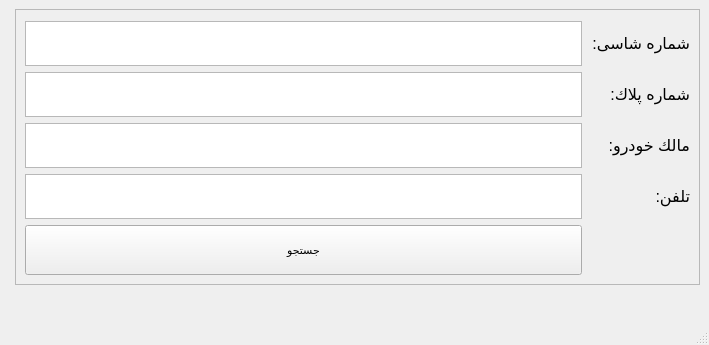
This is Recovery.ui in MahsimaEbrahimi/carProj as Qt 5 draws it before an edit. The edited form follows.
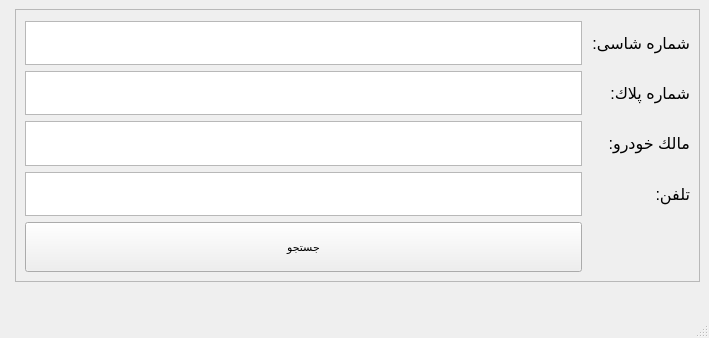
This is the edited form.

Commit message: hi again

What changed in the file:
```diff
--- a/Recovery.ui
+++ b/Recovery.ui
@@ -7,7 +7,7 @@
     <x>0</x>
     <y>0</y>
     <width>709</width>
-    <height>345</height>
+    <height>338</height>
    </rect>
   </property>
   <property name="font">
```
